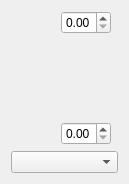
Qt form textureColumnForm.ui (Mouse-Imaging-Centre/brain-view2) before a commit.
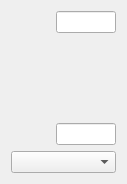
The same form after that commit.

Commit message: improved texture handling

```diff
--- a/textureColumnForm.ui
+++ b/textureColumnForm.ui
@@ -1,11 +1,11 @@
 <ui version="4.0" >
  <class>textureProps</class>
- <widget class="QWidget" name="textureProps" >
-  <property name="geometry" >
+ <widget class="QWidget" name="textureProps">
+  <property name="geometry">
    <rect>
     <x>0</x>
     <y>0</y>
-    <width>129</width>
+    <width>127</width>
     <height>184</height>
    </rect>
   </property>
@@ -23,9 +23,9 @@
          <verstretch>0</verstretch>
         </sizepolicy>
        </property>
-       <property name="minimumSize" >
+       <property name="minimumSize">
         <size>
-         <width>20</width>
+         <width>30</width>
          <height>0</height>
         </size>
        </property>
@@ -41,13 +41,35 @@
       </widget>
      </item>
      <item>
-      <layout class="QVBoxLayout" name="verticalLayout" >
+      <spacer name="horizontalSpacer">
+       <property name="orientation">
+        <enum>Qt::Horizontal</enum>
+       </property>
+       <property name="sizeType">
+        <enum>QSizePolicy::Fixed</enum>
+       </property>
+       <property name="sizeHint" stdset="0">
+        <size>
+         <width>10</width>
+         <height>20</height>
+        </size>
+       </property>
+      </spacer>
+     </item>
+     <item>
+      <layout class="QVBoxLayout" name="verticalLayout">
        <item>
-        <widget class="QDoubleSpinBox" name="upperSpinBox" >
-         <property name="maximumSize" >
+        <widget class="QLineEdit" name="upperLimit">
+         <property name="minimumSize">
           <size>
-           <width>50</width>
-           <height>16777215</height>
+           <width>40</width>
+           <height>22</height>
+          </size>
+         </property>
+         <property name="maximumSize">
+          <size>
+           <width>60</width>
+           <height>38</height>
           </size>
          </property>
         </widget>
@@ -66,11 +88,17 @@
         </spacer>
        </item>
        <item>
-        <widget class="QDoubleSpinBox" name="lowerSpinBox" >
-         <property name="maximumSize" >
+        <widget class="QLineEdit" name="lowerLimit">
+         <property name="minimumSize">
           <size>
-           <width>50</width>
-           <height>16777215</height>
+           <width>40</width>
+           <height>22</height>
+          </size>
+         </property>
+         <property name="maximumSize">
+          <size>
+           <width>60</width>
+           <height>38</height>
           </size>
          </property>
         </widget>
```
Left out of the diff: 27 changed lines with no effect on the pictures. The commit also changes 5 other files.
